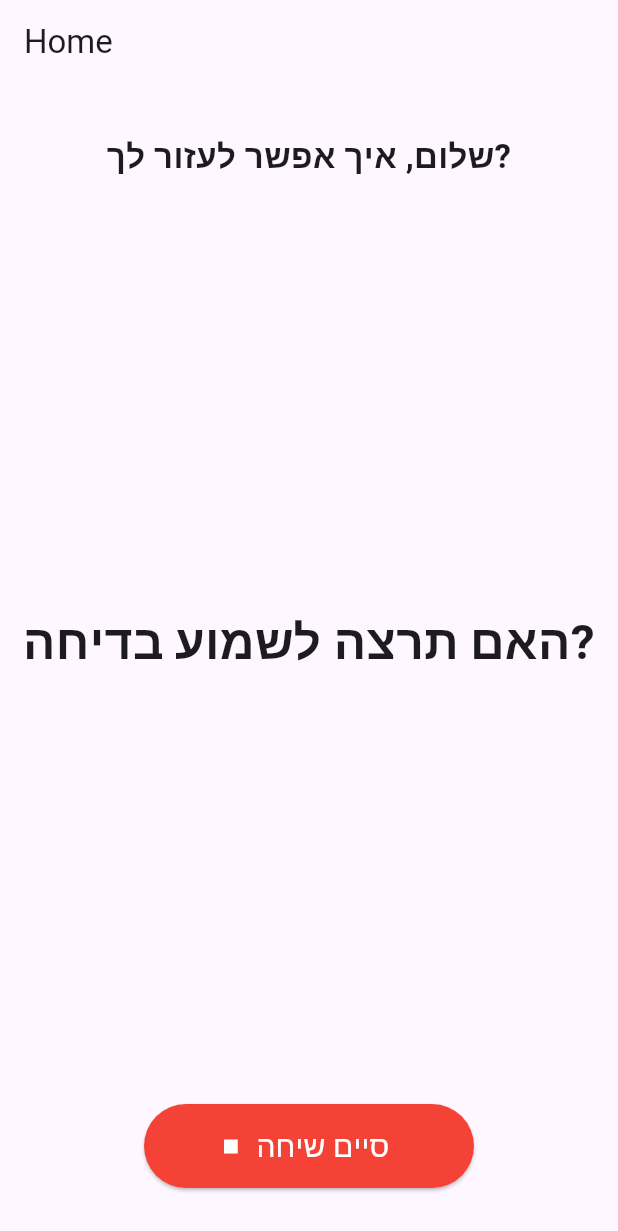
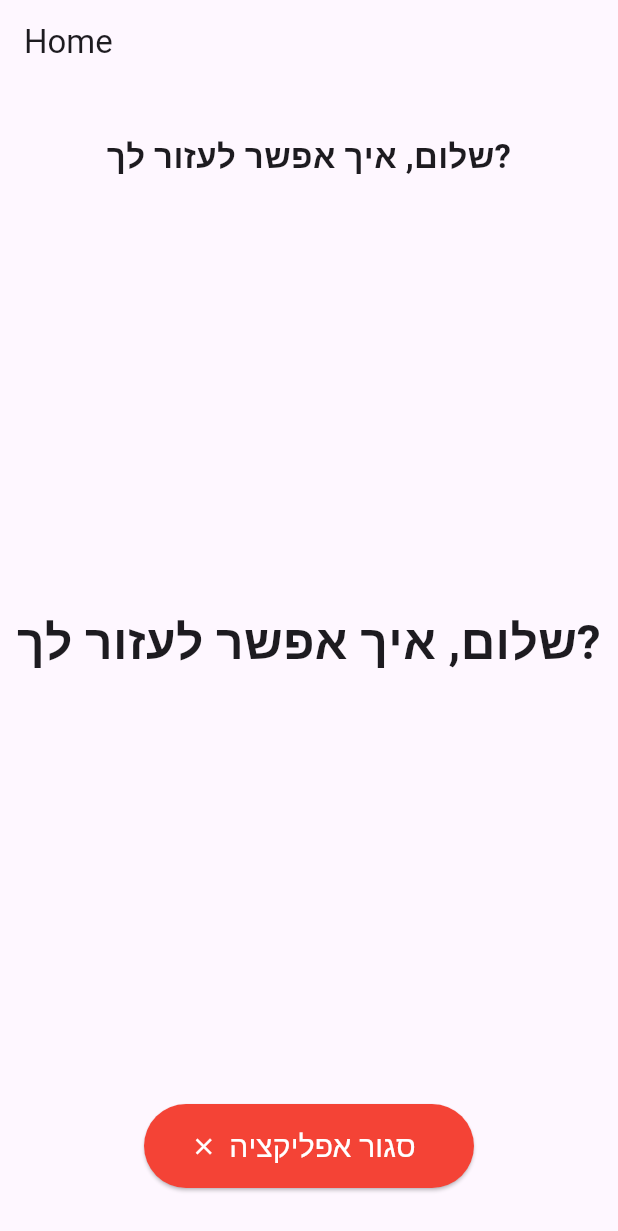
Before and after one commit to whitecat06821/Hebrew-Voice-Assistant, a Flutter app: the screen it shows after launch, on a phone screen of 412 x 824 dp. Shown: the top 1231 px of the screen. Run offline on Flutter 3.47's test engine with Material 3 defaults, Android fonts, the phone set to English and light mode, and no system bars; our stand-ins replace flutter_tts, permission_handler, speech_to_text.

Commit message:
fixed/client feedback

```diff
--- a/lib/screens/home_screen.dart
+++ b/lib/screens/home_screen.dart
@@ -4,6 +4,7 @@
 import '../services/stt_service.dart';
 import 'dart:async';
 import 'dart:math';
+import 'package:flutter/services.dart';
 
 class HomeScreen extends StatefulWidget {
   const HomeScreen({super.key});
@@ -33,58 +34,35 @@
     'אני אוהב לעזור לאנשים.'
   ];
   final Random _random = Random();
-  bool _simulationActive = false;
 
   @override
   void initState() {
     super.initState();
     _requestMicPermission().then((_) {
       setState(() {
-        _isActive = true;
-        _recognizedText = _fakeSentences[_random.nextInt(_fakeSentences.length)];
+        _recognizedText = _greeting;
       });
+      TTSService().setOnComplete(() {
         _startConversationLoop();
+      });
+      TTSService().speak(_greeting);
     });
   }
 
   void _startConversationLoop() {
-    if (!_isActive) return;
-    _simulationTimer?.cancel();
-    _simulationTimer = Timer(const Duration(seconds: 5), () {
-      if (!_isActive) return;
     final fakeText = _fakeSentences[_random.nextInt(_fakeSentences.length)];
     setState(() {
       _recognizedText = fakeText;
     });
     TTSService().setOnComplete(() {
-        if (_isActive) {
       _startConversationLoop();
-        }
     });
     TTSService().speak(fakeText);
-    });
   }
 
-  void _stopConversation() {
-    setState(() {
-      _isActive = false;
-      _recognizedText = _greeting;
-    });
-    _simulationTimer?.cancel();
+  void _closeApp() {
     TTSService().stop();
-  }
-
-  void _toggleSimulation() {
-    setState(() {
-      _simulationActive = !_simulationActive;
-      _isActive = _simulationActive;
-      _recognizedText = _greeting;
-    });
-    if (_simulationActive) {
-      _startConversationLoop();
-    } else {
-      _stopConversation();
-    }
+    SystemNavigator.pop();
   }
 
   Future<void> _requestMicPermission() async {
@@ -135,11 +113,6 @@
 
   @override
   Widget build(BuildContext context) {
-    // Always show as if talking
-    final buttonColor = Colors.red;
-    final buttonText = 'סיים שיחה';
-    final buttonIcon = Icons.stop;
-
     return Scaffold(
       appBar: AppBar(
         title: const Text('Home'),
@@ -172,17 +145,17 @@
                 height: 56,
                 child: ElevatedButton.icon(
                   style: ElevatedButton.styleFrom(
-                    backgroundColor: buttonColor,
+                    backgroundColor: Colors.red,
                     shape: RoundedRectangleBorder(
                       borderRadius: BorderRadius.circular(28),
                     ),
                   ),
-                  icon: Icon(buttonIcon, color: Colors.white),
-                  label: Text(
-                    buttonText,
-                    style: const TextStyle(fontSize: 20, color: Colors.white),
+                  icon: const Icon(Icons.close, color: Colors.white),
+                  label: const Text(
+                    'סגור אפליקציה',
+                    style: TextStyle(fontSize: 20, color: Colors.white),
                   ),
-                  onPressed: _stopConversation,
+                  onPressed: _closeApp,
                 ),
               ),
             ),
```
Lines whose indentation alone changed are shown as unchanged.
